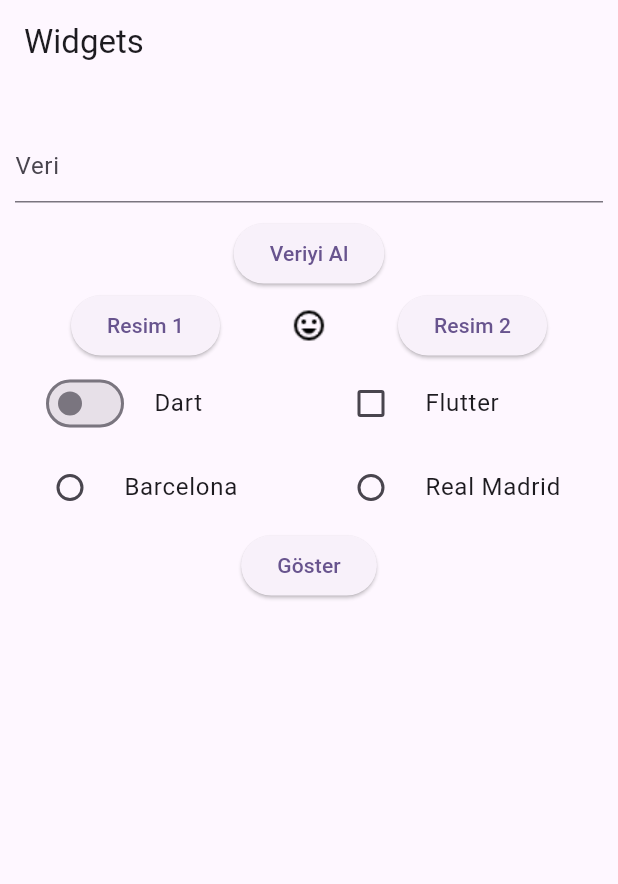
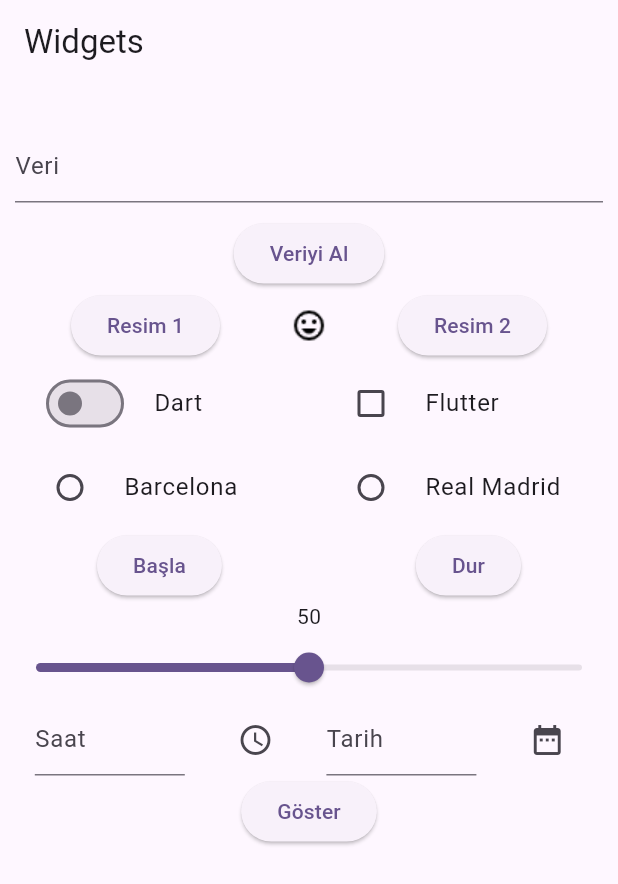
Before and after one commit to cebrailkeskindag/widget_kullanimi, a Flutter app: the screen it shows after launch, on a phone screen of 412 x 824 dp. Shown: the top 884 px of the screen. Run offline on Flutter 3.47's test engine with Material 3 defaults, Android fonts, the phone set to English and light mode, and no system bars.

Commit message:
Progressbar-Slider-Time$DatePicker

```diff
--- a/lib/anasayfa.dart
+++ b/lib/anasayfa.dart
@@ -14,6 +14,10 @@ class _AnasayfaState extends State<Anasayfa> {
   bool switchKontrol = false;
   bool checkboxKontrol = false;
   int radioDeger = 0;
+  bool progressKontrol = false;
+  double ilerleme = 50.0;
+  var tfSaat = TextEditingController();
+  var tfTarih = TextEditingController();
   @override
   Widget build(BuildContext context) {
     return Scaffold(
@@ -48,7 +52,7 @@ class _AnasayfaState extends State<Anasayfa> {
                       });
                     },
                     child: const Text("Resim 1")),
-                Image.asset("resimler/$resimAdi"),//Localdeki resimleri yükler.
+                Image.asset("resimler/$resimAdi"), //Localdeki resimleri yükler.
                 /*  SizedBox(
                     width: 42,
                     height: 42,
@@ -121,11 +125,86 @@ class _AnasayfaState extends State<Anasayfa> {
                 ),
               ],
             ),
+            Row(
+              mainAxisAlignment: MainAxisAlignment.spaceEvenly,
+              children: [
+                ElevatedButton(
+                    onPressed: () {
+                      setState(() {
+                        progressKontrol = true;
+                      });
+                    },
+                    child: const Text("Başla")),
+                Visibility(
+                    visible: progressKontrol,
+                    child: const CircularProgressIndicator()),
+                ElevatedButton(
+                    onPressed: () {
+                      setState(() {
+                        progressKontrol = false;
+                      });
+                    },
+                    child: const Text("Dur")),
+              ],
+            ),
+            Text(ilerleme.toInt().toString()),
+            Slider(
+                min: 0.0,
+                max: 100.0,
+                value: ilerleme,
+                onChanged: (veri) {
+                  setState(() {
+                    ilerleme = veri;
+                  });
+                }),
+            Row(
+              mainAxisAlignment: MainAxisAlignment.spaceEvenly,
+              children: [
+                SizedBox(
+                  width: 100,
+                  child: TextField(
+                    controller: tfSaat,
+                    decoration: const InputDecoration(hintText: "Saat"),
+                  ),
+                ),
+                IconButton(
+                    onPressed: () {
+                      showTimePicker(
+                              context: context,
+                              initialTime:
+                                  TimeOfDay.fromDateTime(DateTime.now()))
+                          .then((value) {
+                        tfSaat.text = "${value!.hour} : ${value.minute}";
+                      });
+                    },
+                    icon: const Icon(Icons.access_time)),
+                SizedBox(
+                  width: 100,
+                  child: TextField(
+                    controller: tfTarih,//veriyi kontrol eder
+                    decoration: const InputDecoration(hintText: "Tarih"),//Text içi boşken görünür veri girince kaybolur.
+                  ),
+                ),
+                IconButton(
+                    onPressed: () {
+                      showDatePicker(
+                          context: context,
+                          initialDate: DateTime.now(),//Anlık tarihi belirtir
+                          firstDate: DateTime(2000),//Başlangıç yılı
+                          lastDate: DateTime(2040))//Bitiş yılı
+                          .then((value) {
+                        tfTarih.text = "${value!.day} / ${value.month} / ${value.year}";//takvimde seçilen tarihleri texte gösterir.
+                      });
+                    },
+                    icon: const Icon(Icons.date_range)),//İcon tipini belirtir.
+              ],
+            ),
             ElevatedButton(
                 onPressed: () {
                   print("Switch durum: $switchKontrol");
                   print("Checkbox durum: $checkboxKontrol");
                   print("Radio durum: $radioDeger");
+                  print("Slider durum: $ilerleme");
                 },
                 child: const Text("Göster")),
           ],
```
